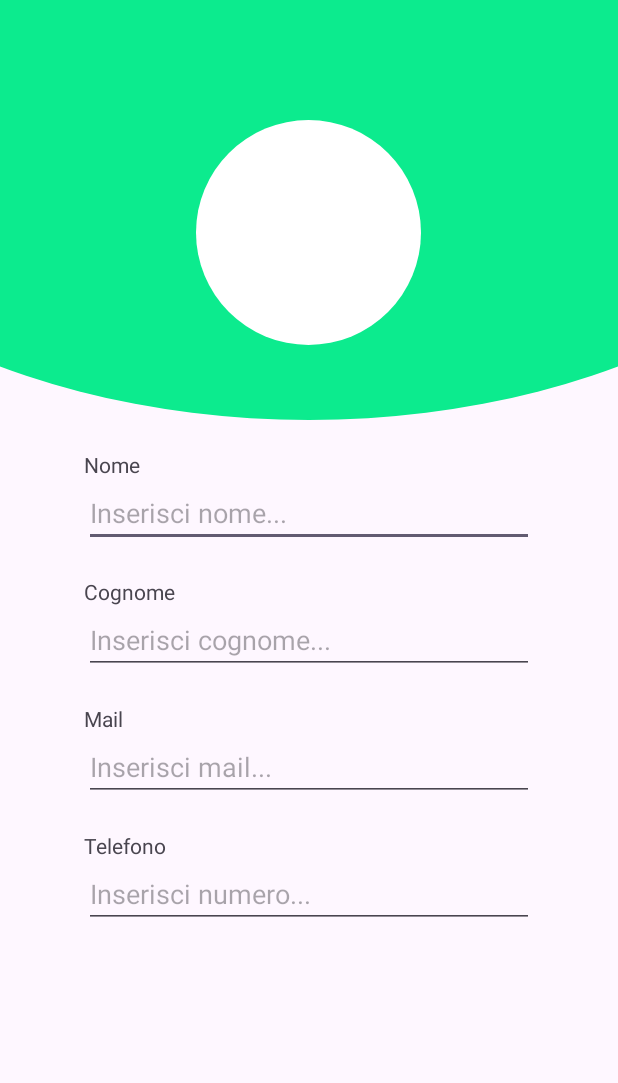
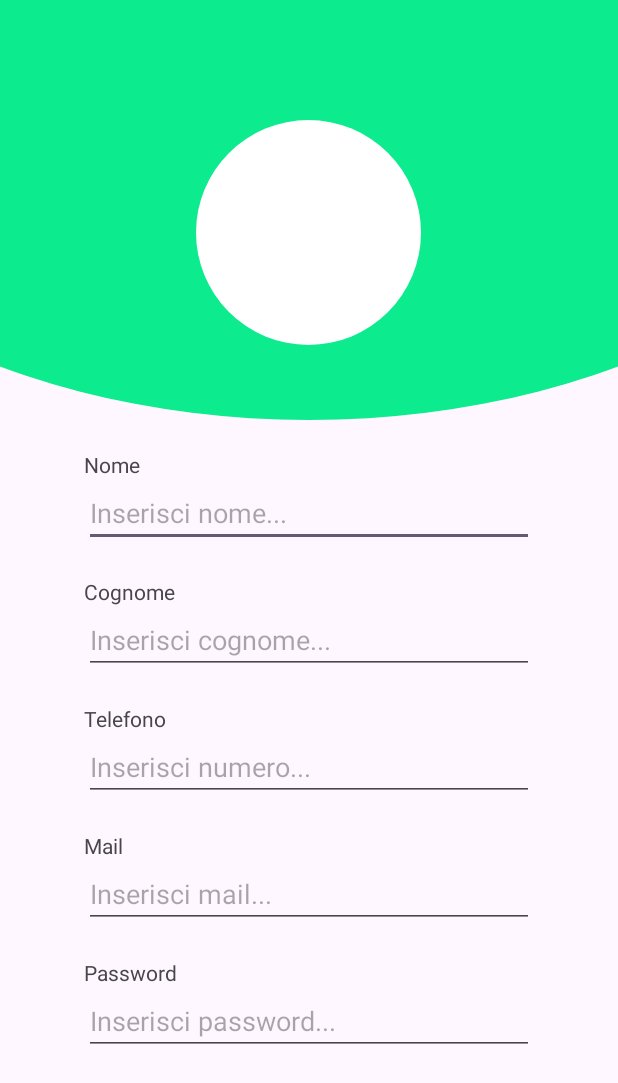
Before and after one commit to Tommiconlai/AppPet, an Android app: the SecondActivity screen opened directly, with no data from a screen before it, on a phone screen of 412 x 824 dp. Shown: the top 1083 px of the screen. Run offline under Robolectric (Android 15) with nearby library versions, the light colour scheme and no system bars.

Commit message:
Aggiunta Edit_txt password

```diff
--- a/Android/app/src/main/res/layout/activity_registrazione.xml
+++ b/Android/app/src/main/res/layout/activity_registrazione.xml
@@ -59,11 +59,25 @@
 
             android:layout_width="300dp"
             android:layout_height="wrap_content"
-    android:hint="Inserisci cognome..."
+            android:hint="Inserisci cognome..."
             android:layout_marginBottom="20dp"
 
             />
 
+        <TextView
+            android:textAlignment="textStart"
+            android:layout_width="wrap_content"
+            android:layout_height="wrap_content"
+            android:text="Telefono"/>
+
+
+        <EditText
+
+            android:layout_width="300dp"
+            android:layout_height="wrap_content"
+            android:hint="Inserisci numero..."
+            android:layout_marginBottom="20dp"
+            />
 
         <TextView
             android:textAlignment="textStart"
@@ -84,16 +98,17 @@
             android:textAlignment="textStart"
             android:layout_width="wrap_content"
             android:layout_height="wrap_content"
-            android:text="Telefono"/>
+            android:text="Password"/>
 
 
         <EditText
 
             android:layout_width="300dp"
             android:layout_height="wrap_content"
-            android:hint="Inserisci numero..."
-            android:layout_marginBottom="20dp"
-            />
+            android:hint="Inserisci password..."
+            android:layout_marginBottom="20dp" />
+
+
 
 
 
```
Also changed, not shown: 1 other file.
